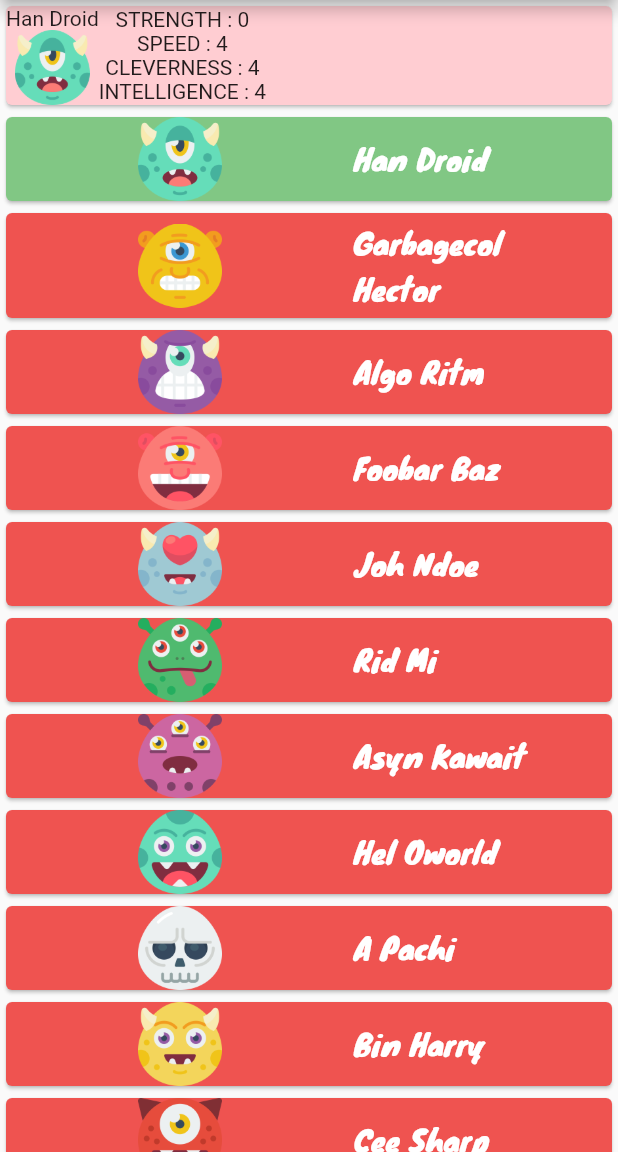
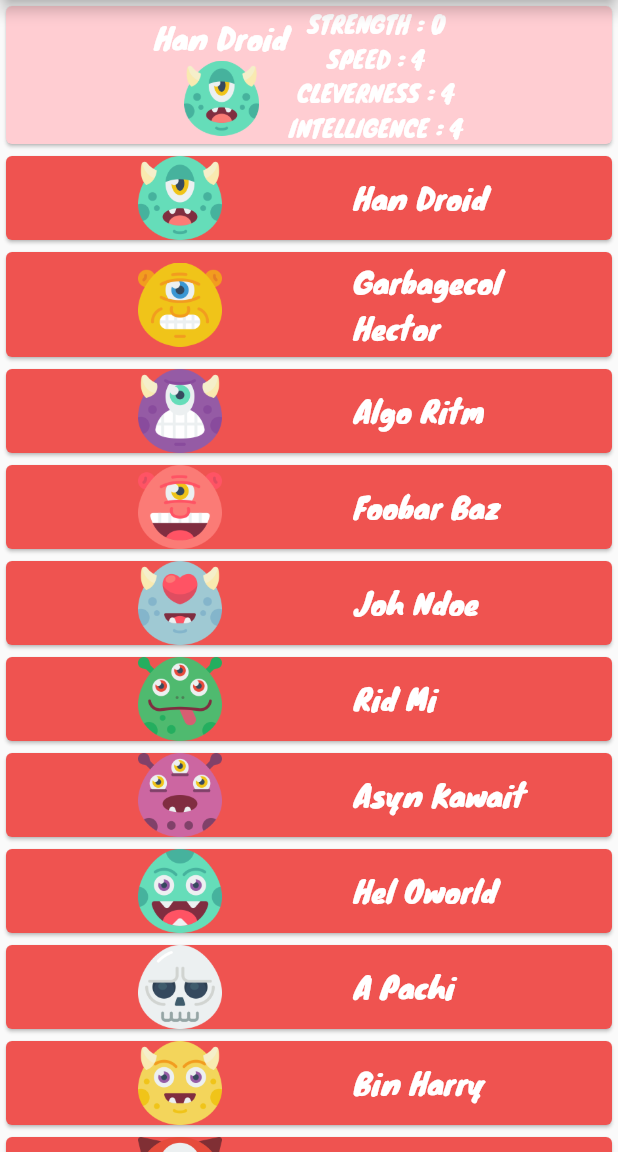
Before and after one commit to quentinMlvl/the-battle, a Flutter app: the screen it shows after launch, after a tap on "Han Droid", on a phone screen of 412 x 824 dp, the part 84-1236 px from its top. Run offline on Flutter 3.47's test engine with Material 2 defaults, Android fonts, the phone set to English and light mode, and no system bars.

Commit message:
Communication Character

```diff
--- a/lib/models/Player.dart
+++ b/lib/models/Player.dart
@@ -1,17 +1,18 @@
 import 'package:the_battle/models/Team.dart';
 
 class Player {
-  final string uuid;
-  final string firstname;
-  final string name;
-  final string email;
+  final String uuid;
+  final String firstname;
+  final String name;
+  final String email;
   final int sex; // 1 = male / 2 = female
 
   Team team;
 
   Player(this.uuid, this.firstname, this.name, this.email, this.sex) {
-    if(sex != 1 && sex != 2) {
-      throw new Exception('Le sexe du personnage peut être soit male (1) ou femelle (2)');
+    if (sex != 1 && sex != 2) {
+      throw new Exception(
+          'Le sexe du personnage peut être soit homme (1) ou femme (2)');
     }
   }
 }
--- a/lib/pages/AllCharactersPage.dart
+++ b/lib/pages/AllCharactersPage.dart
@@ -10,26 +10,26 @@ class AllCharactersPage extends StatefulWidget {
   final String title;
 
   @override
-  _AllCharactersPage createState() => _AllCharactersPage();
+  _AllCharactersPageState createState() => _AllCharactersPageState();
 }
 
-class _AllCharactersPage extends State<AllCharactersPage> {
+class _AllCharactersPageState extends State<AllCharactersPage> {
   List<Character> _characters = characters;
   Character _selectedCharacter;
 
   void _onCharacterSelect(Character character) {
-    setState() {
+    setState(() {
       this._selectedCharacter = character;
-    }
+    });
   }
 
   Widget _getCharacterDetails() {
-    // if (this._selectedCharacter != null) {
-    return CharacterDetails(
-      character: this._characters[0],
-    );
-    // } else
-    //   return Container();
+    if (this._selectedCharacter != null) {
+      return CharacterDetails(
+        character: this._selectedCharacter,
+      );
+    } else
+      return Container();
   }
 
   @override
--- a/lib/widgets/CharacterDetails.dart
+++ b/lib/widgets/CharacterDetails.dart
@@ -11,10 +11,15 @@ class CharacterDetails extends StatelessWidget {
     return Card(
       color: Colors.red[100],
       child: Row(
+        mainAxisAlignment: MainAxisAlignment.center,
         children: [
           Column(
             children: [
-              Text(character.name),
+              Text(
+                character.name,
+                style: TextStyle(
+                    fontFamily: 'Knewave', fontSize: 20, color: Colors.white),
+              ),
               Image(
                 image: AssetImage(character.imagePath()),
                 width: 50,
@@ -25,30 +30,54 @@ class CharacterDetails extends StatelessWidget {
             children: [
               Row(
                 children: [
-                  Text(character.strength.kind +
-                      " : " +
-                      character.strength.value.toString()),
+                  Text(
+                    character.strength.kind +
+                        " : " +
+                        character.strength.value.toString(),
+                    style: TextStyle(
+                        fontFamily: 'Knewave',
+                        fontSize: 15,
+                        color: Colors.white),
+                  ),
                 ],
               ),
               Row(
                 children: [
-                  Text(character.speed.kind +
-                      " : " +
-                      character.speed.value.toString()),
+                  Text(
+                    character.speed.kind +
+                        " : " +
+                        character.speed.value.toString(),
+                    style: TextStyle(
+                        fontFamily: 'Knewave',
+                        fontSize: 15,
+                        color: Colors.white),
+                  ),
                 ],
               ),
               Row(
                 children: [
-                  Text(character.cleverness.kind +
-                      " : " +
-                      character.cleverness.value.toString()),
+                  Text(
+                    character.cleverness.kind +
+                        " : " +
+                        character.cleverness.value.toString(),
+                    style: TextStyle(
+                        fontFamily: 'Knewave',
+                        fontSize: 15,
+                        color: Colors.white),
+                  ),
                 ],
               ),
               Row(
                 children: [
-                  Text(character.intelligence.kind +
-                      " : " +
-                      character.intelligence.value.toString()),
+                  Text(
+                    character.intelligence.kind +
+                        " : " +
+                        character.intelligence.value.toString(),
+                    style: TextStyle(
+                        fontFamily: 'Knewave',
+                        fontSize: 15,
+                        color: Colors.white),
+                  ),
                 ],
               ),
             ],
--- a/lib/widgets/CharacterMaster.dart
+++ b/lib/widgets/CharacterMaster.dart
@@ -3,22 +3,43 @@ import 'package:the_battle/models/Character.dart';
 import 'package:the_battle/widgets/CharacterPreview.dart';
 // import 'package:the_battle/data/characters.dart';
 
-class CharacterMaster extends StatelessWidget {
+class CharacterMaster extends StatefulWidget {
   const CharacterMaster({Key key, this.characters, this.onSelected})
       : super(key: key);
 
   final List<Character> characters;
-  final void onSelected;
+  final Function onSelected;
 
   @override
+  _CharacterMasterState createState() => _CharacterMasterState();
+}
+
+class _CharacterMasterState extends State<CharacterMaster> {
+  Character _selectedCharacter;
+
+  bool _isVisited(Character character) {
+    return _selectedCharacter == character;
+  }
+
+  void _onCharacterSelect(Character character) {
+    setState(() {
+      _selectedCharacter = character;
+    });
+    widget.onSelected(character);
+  }
+
   Widget build(BuildContext context) {
     return Container(
       child: ListView.builder(
-        itemCount: characters.length,
+        itemCount: widget.characters.length,
         itemBuilder: (BuildContext context, int index) {
-          final Character character = characters[index];
+          final Character character = widget.characters[index];
 
-          return CharacterPreview(character: character);
+          return CharacterPreview(
+            character: character,
+            onSelected: _onCharacterSelect,
+            visited: _isVisited(character),
+          );
         },
       ),
     );
--- a/lib/widgets/CharacterPreview.dart
+++ b/lib/widgets/CharacterPreview.dart
@@ -2,16 +2,19 @@ import 'package:flutter/material.dart';
 import 'package:the_battle/models/Character.dart';
 
 class CharacterPreview extends StatefulWidget {
-  const CharacterPreview({Key key, this.character}) : super(key: key);
+  const CharacterPreview(
+      {Key key, this.character, this.onSelected, this.visited})
+      : super(key: key);
 
   final Character character;
+  final bool visited;
+  final Function onSelected;
 
   @override
   _CharacterPreviewState createState() => _CharacterPreviewState();
 }
 
 class _CharacterPreviewState extends State<CharacterPreview> {
-  _CharacterPreviewState();
   bool _selected = false;
 
   Color _getColor() {
@@ -31,11 +34,10 @@ class _CharacterPreviewState extends State<CharacterPreview> {
   // }
 
   void _onTap() {
-    setState(() {
-      _selected = !_selected;
-    });
+    this.widget.onSelected(this.widget.character);
   }
 
+  @override
   Widget build(BuildContext context) {
     return Card(
       color: _getColor(),
```
